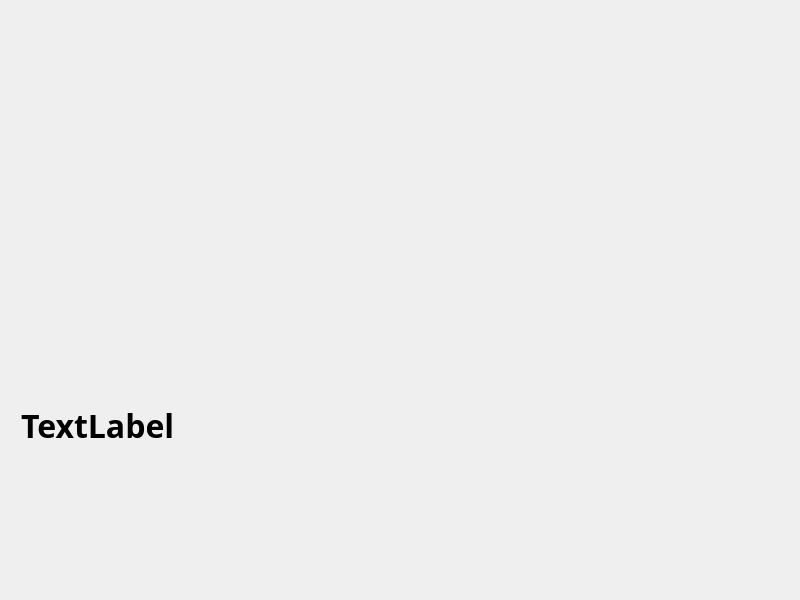
This is SwitchPushButton/widget.ui in TommyZhang936/MyQTP as Qt 5 draws it before an edit. The edited form follows.
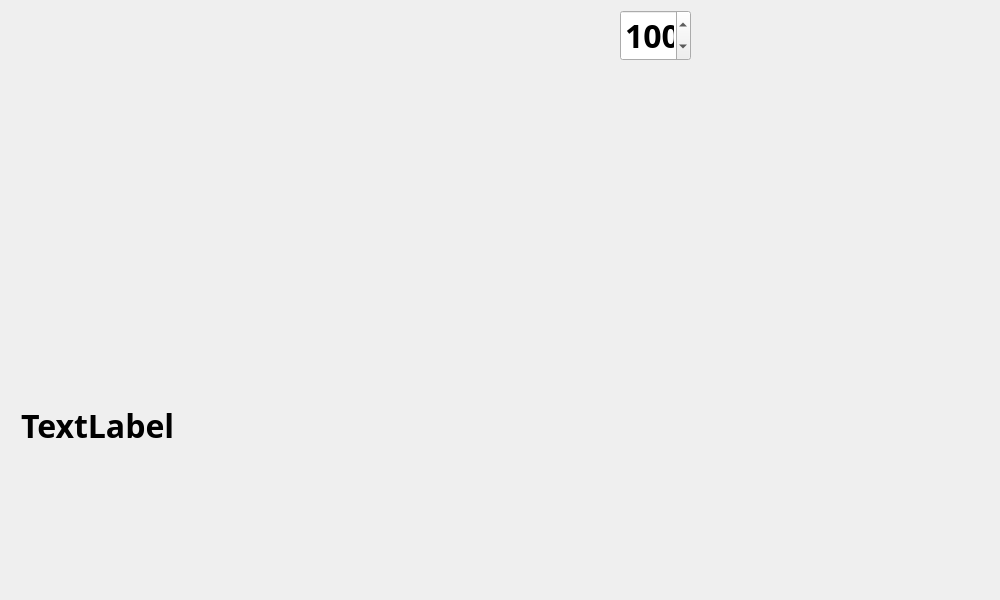
This is the edited form. Custom widgets are drawn as their Qt base class.

Commit message: add and modifief SwitchPushButton.pro

What changed in the file:
```diff
--- a/SwitchPushButton/widget.ui
+++ b/SwitchPushButton/widget.ui
@@ -6,7 +6,7 @@
    <rect>
     <x>0</x>
     <y>0</y>
-    <width>800</width>
+    <width>1000</width>
     <height>600</height>
    </rect>
   </property>
@@ -19,7 +19,7 @@
   <property name="windowTitle">
    <string>Widget</string>
   </property>
-  <widget class="QWidget" name="">
+  <widget class="QWidget" name="layoutWidget">
    <property name="geometry">
     <rect>
      <x>10</x>
@@ -74,8 +74,56 @@
     </item>
    </layout>
   </widget>
+  <widget class="HiLightButton" name="widget_HLB" native="true">
+   <property name="geometry">
+    <rect>
+     <x>620</x>
+     <y>70</y>
+     <width>361</width>
+     <height>361</height>
+    </rect>
+   </property>
+  </widget>
+  <widget class="QSpinBox" name="spinBox">
+   <property name="geometry">
+    <rect>
+     <x>620</x>
+     <y>10</y>
+     <width>71</width>
+     <height>51</height>
+    </rect>
+   </property>
+   <property name="font">
+    <font>
+     <family>Aharoni</family>
+     <pointsize>24</pointsize>
+     <weight>75</weight>
+     <bold>true</bold>
+    </font>
+   </property>
+   <property name="layoutDirection">
+    <enum>Qt::LeftToRight</enum>
+   </property>
+   <property name="minimum">
+    <number>50</number>
+   </property>
+   <property name="maximum">
+    <number>300</number>
+   </property>
+   <property name="value">
+    <number>100</number>
+   </property>
+  </widget>
  </widget>
  <layoutdefault spacing="6" margin="11"/>
+ <customwidgets>
+  <customwidget>
+   <class>HiLightButton</class>
+   <extends>QWidget</extends>
+   <header location="global">hilightbutton.h</header>
+   <container>1</container>
+  </customwidget>
+ </customwidgets>
  <resources/>
  <connections/>
 </ui>
```
Left out of the diff: 2 changed lines with no effect on the pictures. The commit also changes 7 other files.
